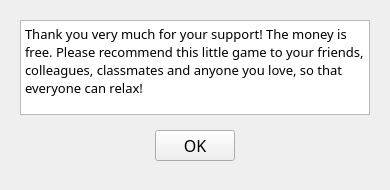
Before: the Qt Designer form form/send_money.ui in soda92/beijing_fushengji_rewrite, drawn with Qt 5.
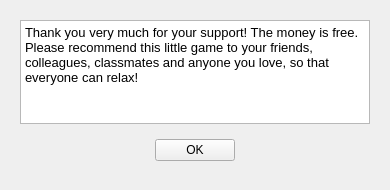
After: the same form once the commit is applied.

What changed in the file:
```diff
--- a/form/send_money.ui
+++ b/form/send_money.ui
@@ -13,11 +13,7 @@
   <property name="windowTitle">
    <string>Send Money</string>
   </property>
-  <property name="styleSheet">
-   <string notr="true">QLabel, QPushButton, QTextBrowser, QGroupBox, QTextEdit {
-                font: 12pt MiSans;
-            }</string>
-  </property>
+  
   <layout class="QGridLayout" name="gridLayout">
    <item row="0" column="0">
     <widget class="QWidget" name="widget" native="true">
```
